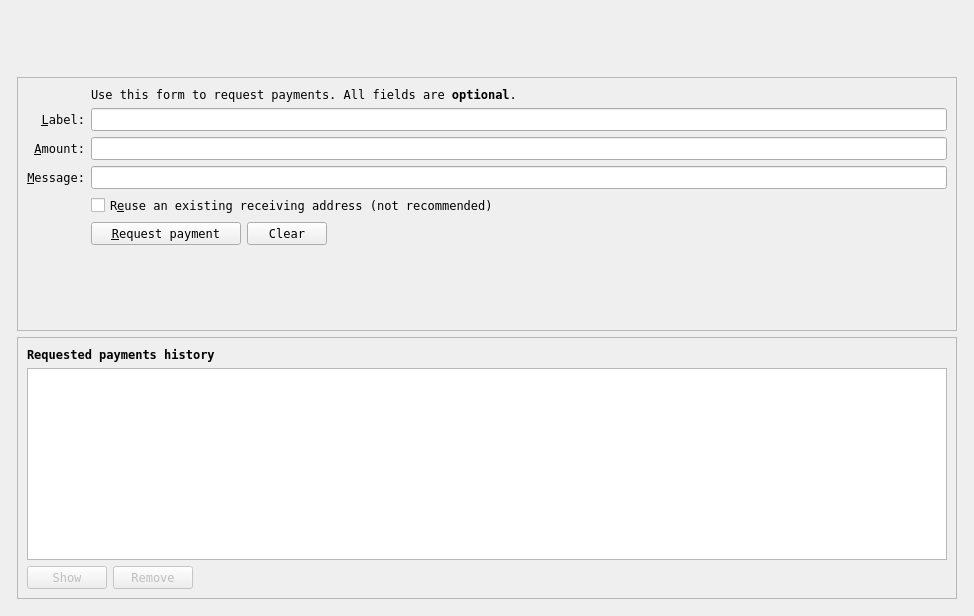
Before: the Qt Designer form src/qt/forms/receivecoinsdialog.ui in wqking-misc/AureusXIV, drawn with Qt 5.
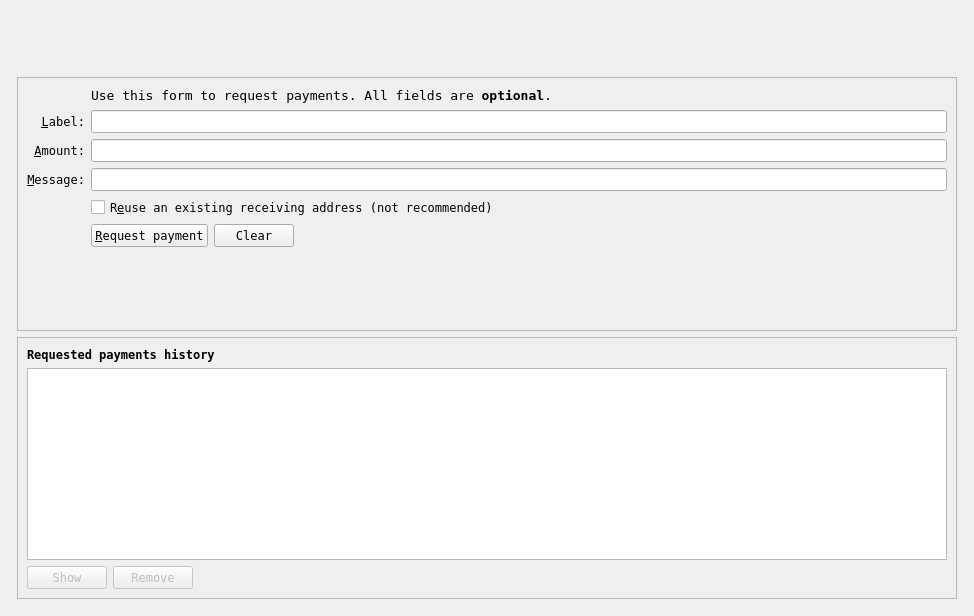
After: the same form once the commit is applied. Icons and pictures are not drawn. Custom widgets are drawn as their Qt base class.

Commit message: Adjust sidebar spacing, fix button fonts & sizing

The edit to the form file:
```diff
--- a/src/qt/forms/receivecoinsdialog.ui
+++ b/src/qt/forms/receivecoinsdialog.ui
@@ -165,6 +165,12 @@
              </item>
              <item row="2" column="2">
               <widget class="QLabel" name="label_5">
+               <property name="font">
+                <font>
+                 <family>Andale Mono</family>
+                 <pointsize>10</pointsize>
+                </font>
+               </property>
                <property name="text">
                 <string>Use this form to request payments. All fields are &lt;b&gt;optional&lt;/b&gt;.</string>
                </property>
@@ -226,11 +232,16 @@
               <layout class="QHBoxLayout" name="horizontalLayout">
                <item>
                 <widget class="QPushButton" name="receiveButton">
-                 <property name="minimumSize">
-                  <size>
-                   <width>150</width>
-                   <height>0</height>
-                  </size>
+                <property name="font">
+                <font>
+                    <family>Andale Mono</family>
+                </font>
+                </property>
+                 <property name="sizePolicy">
+                  <sizepolicy hsizetype="Minimum" vsizetype="Fixed">
+                   <horstretch>0</horstretch>
+                   <verstretch>0</verstretch>
+                  </sizepolicy>
                  </property>
                  <property name="text">
                   <string>&amp;Request payment</string>
@@ -243,6 +254,11 @@
                </item>
                <item>
                 <widget class="QPushButton" name="clearButton">
+                <property name="font">
+                <font>
+                    <family>Andale Mono</family>
+                </font>
+                </property>
                  <property name="sizePolicy">
                   <sizepolicy hsizetype="Minimum" vsizetype="Fixed">
                    <horstretch>0</horstretch>
```
Left out of the diff: 55 changed lines with no effect on the pictures. The commit also changes 4 other files.
